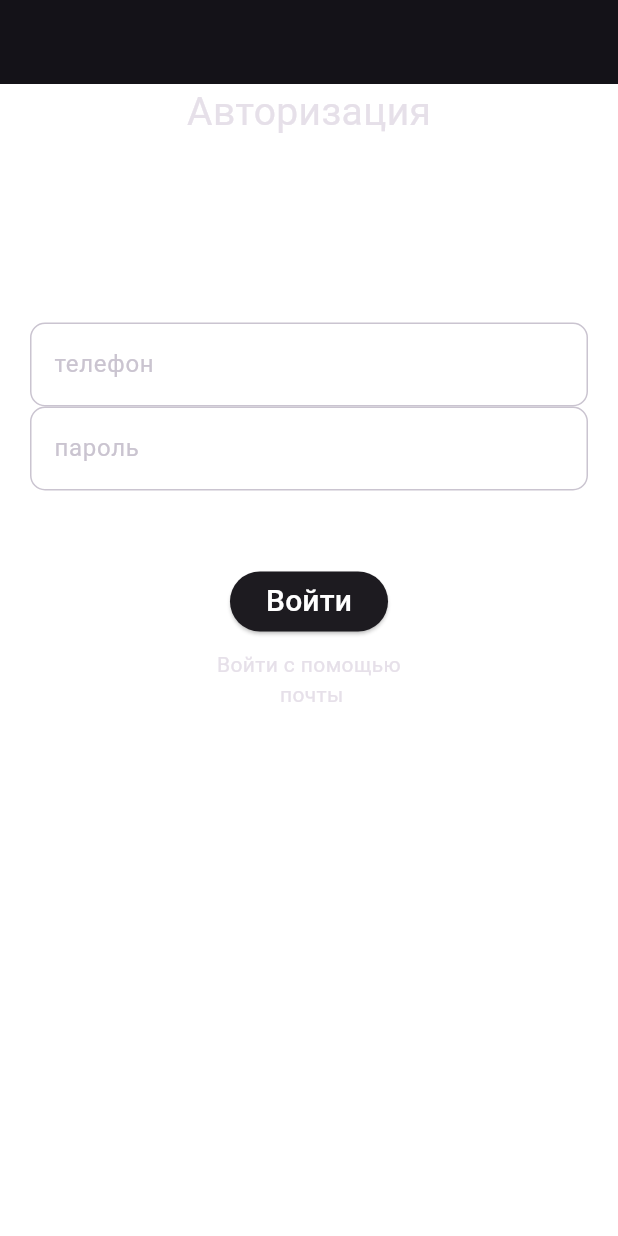
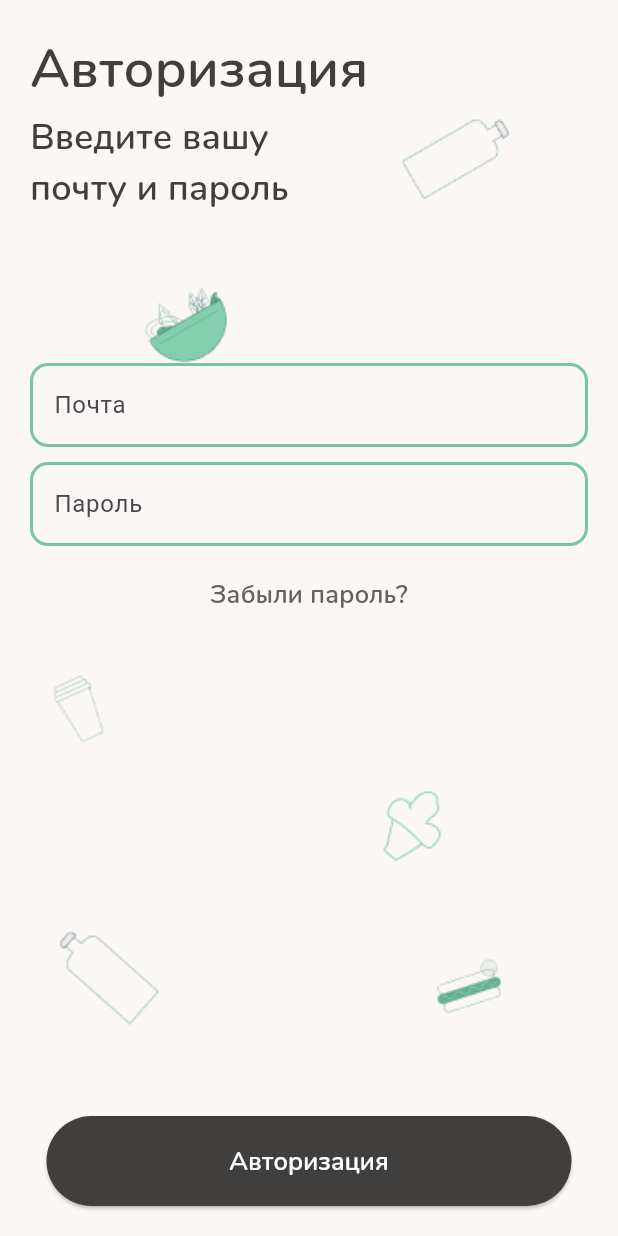
Before and after one commit to Epl-Grey/iiko_delivery, a Flutter app: the screen it shows after launch, on a phone screen of 412 x 824 dp. Run offline on Flutter 3.47's test engine with Material 3 defaults, Android fonts, the phone set to English and light mode, and no system bars; our stand-ins replace dartz, equatable, flutter_bloc, get_it, internet_connection_checker, supabase_flutter; accounts and stored records are empty.

Commit message:
auth_design

```diff
--- /dev/null
+++ b/devtools_options.yaml
@@ -0,0 +1 @@
+extensions:
--- a/lib/common/app_colors.dart
+++ b/lib/common/app_colors.dart
@@ -1,6 +1,7 @@
 import 'package:flutter/material.dart';
 
 class AppColors {
-  static const Color mainBackground = Color.fromARGB(0, 110, 77, 185);
+  static const Color mainBackground = Color.fromARGB(0, 0, 0, 0);
   static const Color cellBackground = Color.fromARGB(0, 90, 60, 60);
+  static const Color greeny = Color.fromRGBO(120, 196, 164, 100);
 }
--- a/lib/feature/users/presentation/pages/sign_in_user.dart
+++ b/lib/feature/users/presentation/pages/sign_in_user.dart
@@ -1,4 +1,7 @@
+import 'package:flutter/cupertino.dart';
 import 'package:flutter/material.dart';
+import 'package:flutter/rendering.dart';
+import 'package:flutter/widgets.dart';
 import 'package:iiko_delivery/core/error/failure.dart';
 import 'package:iiko_delivery/feature/users/domain/usecases/sign_in_user.dart';
 import 'package:iiko_delivery/locator_service.dart';
@@ -11,21 +14,19 @@ class SignInUserPage extends StatefulWidget {
 }
 
 class _SignInUserPage extends State<SignInUserPage> {
-
   final SignInUser signInUser = sl<SignInUser>();
   final controller1 = TextEditingController();
   final controller2 = TextEditingController();
-  void login(String phone, String password) async {
+  void login(String email, String password) async {
     final failureOrUser =
-        await signInUser(UserSignInParams(email: phone, password: password));
+        await signInUser(UserSignInParams(email: email, password: password));
     failureOrUser.fold(
-      (failure) => {print( _mapFailureFromMessage(failure))},
+      (failure) => {print(_mapFailureFromMessage(failure))},
       (user) => {
         Navigator.pop(context),
         Navigator.pushNamed(context, "/orders", arguments: user)
       },
     );
-
   }
 
   String _mapFailureFromMessage(Failure failure) {
@@ -59,76 +60,129 @@ class _SignInUserPage extends State<SignInUserPage> {
   Widget build(BuildContext context) {
     return Scaffold(
       resizeToAvoidBottomInset: false,
-      appBar: AppBar(),
+      appBar: PreferredSize(
+        preferredSize: Size.fromHeight(20),
+        child: AppBar(
+          backgroundColor: Color(0xFFFAF7F5),
+        ),
+      ),
       body: Container(
-        padding: const EdgeInsets.only(left: 20, right: 20),
+        decoration: const BoxDecoration(
+          image: DecorationImage(
+              image: AssetImage("assets/autho.png"), fit: BoxFit.cover),
+        ),
+        padding: const EdgeInsets.only(left: 20, right: 20, bottom: 20),
         child: Column(
-          crossAxisAlignment: CrossAxisAlignment.center,
-          children: <Widget>[
-            const Text(
-              "Авторизация",
-              textAlign: TextAlign.start,
-              style: TextStyle(fontSize: 26),
+          //crossAxisAlignment: CrossAxisAlignment.center,
+          children: [
+            const Row(
+              mainAxisSize: MainAxisSize.max,
+              children: [
+                Text(
+                  "Авторизация",
+                  style: TextStyle(
+                    color: Color(0xff403f3e),
+                    fontSize: 36,
+                    fontFamily: "Nunito",
+                    fontWeight: FontWeight.w600,
+                  ),
+                ),
+              ],
             ),
             const SizedBox.square(
-              dimension: 22,
+              dimension: 3,
+            ),
+            const Row(
+              mainAxisSize: MainAxisSize.max,
+              children: [
+                Text(
+                  'Введите вашу\n\почту и пароль',
+                  style: TextStyle(
+                    color: Color(0xFF403F3E),
+                    fontSize: 24,
+                    fontFamily: 'Nunito',
+                    fontWeight: FontWeight.w400,
+                  ),
+                ),
+              ],
             ),
             const SizedBox.square(
               dimension: 100,
             ),
             TextField(
               controller: controller1,
-              decoration: InputDecoration(
-                border: OutlineInputBorder(
-                  borderRadius: BorderRadius.circular(10),
-                ),
+              decoration: const InputDecoration(
                 filled: true,
-                fillColor: Colors.white10,
-                hintText: "телефон",
+                fillColor: Color(0xFFFAF7F5),
+                hintText: "Почта",
               ),
               style: const TextStyle(
-                fontSize: 16,
-              ),
-            ),
-            TextField(
-              controller: controller2,
-              decoration: InputDecoration(
-                border: OutlineInputBorder(
-                  borderRadius: BorderRadius.circular(10),
-                ),
-                filled: true,
-                fillColor: Colors.white10,
-                hintText: "пароль",
-              ),
-              style: const TextStyle(
+                color: Color(0xFF403F3E),
                 fontSize: 16,
               ),
             ),
             const SizedBox.square(
-              dimension: 50,
+              dimension: 10,
             ),
-            Center(
+            TextField(
+              decoration: const InputDecoration(
+                filled: true,
+                fillColor: Color(0xFFFAF7F5),
+                hintText: "Пароль",
+              ),
+              controller: controller2,
+              style: const TextStyle(
+                fontSize: 16,
+                color: Color(0xFF403F3E),
+              ),
+            ),
+            const SizedBox.square(
+              dimension: 12,
+            ),
+            const Center(
               child: Column(
                 children: [
-                  ElevatedButton(
-                    onPressed: () async {
-                      login(controller1.text, controller2.text);
-
-                    },
-                    child: const Text(
-                      "Войти",
-                      style: TextStyle(fontSize: 20, color: Colors.white),
+                  SizedBox.square(
+                    dimension: 8,
+                  ),
+                  Text(
+                    "Забыли пароль?",
+                    textAlign: TextAlign.center,
+                    style: TextStyle(
+                      color: Color(0xFF646362),
+                      fontSize: 17,
+                      fontFamily: 'Nunito',
+                      fontWeight: FontWeight.w400,
                     ),
                   ),
-                  const SizedBox.square(
-                    dimension: 8,
-                  ),
-                  const Text("Войти с помощью\n почты",
-                      textAlign: TextAlign.center),
                 ],
               ),
             ),
-            const Spacer(),
+            Expanded(
+              child: Align(
+                alignment: Alignment.bottomCenter,
+                child: ElevatedButton(
+                  onPressed: () async {
+                    login(controller1.text, controller2.text);
+                  },
+                  style: const ButtonStyle(
+                    backgroundColor:
+                        MaterialStatePropertyAll(Color(0xFF403F3E)),
+                    minimumSize: MaterialStatePropertyAll(Size(350, 60)),
+                  ),
+                  child: const Text(
+                    "Авторизация",
+                    textAlign: TextAlign.center,
+                    style: TextStyle(
+                      color: Colors.white,
+                      fontSize: 17,
+                      fontFamily: 'Nunito',
+                      fontWeight: FontWeight.w600,
+                    ),
+                  ),
+                ),
+              ),
+            )
           ],
         ),
       ),
--- a/lib/main.dart
+++ b/lib/main.dart
@@ -1,4 +1,5 @@
 import 'package:flutter/material.dart';
+import 'package:flutter/widgets.dart';
 import 'package:flutter_bloc/flutter_bloc.dart';
 import 'package:iiko_delivery/feature/orders/presentation/bloc/item_cubit/item_cubit.dart';
 import 'package:iiko_delivery/feature/orders/presentation/bloc/order_cubit/order_cubit.dart';
@@ -44,9 +45,19 @@ class MyApp extends StatelessWidget {
         ),
       ],
       child: MaterialApp(
-        theme: ThemeData.dark().copyWith(
-          backgroundColor: Colors.white,
-          scaffoldBackgroundColor: Colors.white,
+        debugShowCheckedModeBanner: false,
+        theme: ThemeData(
+          primarySwatch: Colors.blue,
+          inputDecorationTheme: InputDecorationTheme(
+            enabledBorder: OutlineInputBorder(
+              borderSide: BorderSide(width: 2, color: Color(0xFF78C4A4)),
+              borderRadius: BorderRadius.circular(12),
+            ),
+            focusedBorder: OutlineInputBorder(
+              borderSide: BorderSide(width: 2, color: Color(0xFF78C4A4)),
+              borderRadius: BorderRadius.circular(10),
+            ),
+          ),
         ),
         home: const SplashPage(),
         routes: {
```
Also changed, not shown: pubspec.yaml (+8 -21 lines), assets/autho.png (added), assets/ketchup.png (added), fonts/nunito.TTF (added), lib/feature/users/data/datasources/user_remote_data_source.dart (line endings or trailing spaces), pubspec.lock, 1 other file.
